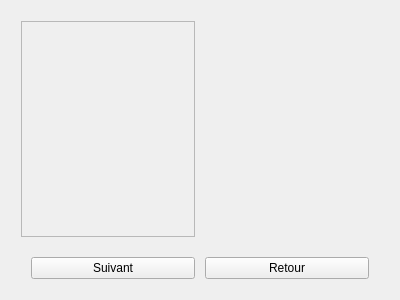
First picture: the form in app/view/forms/gamecharacters.ui, repository r0nd0ud0u/qt-rpg, before the edit.
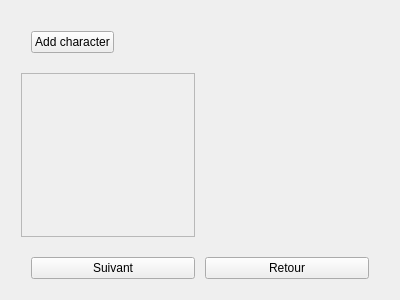
Second picture: the form after the edit. Custom widgets are drawn as their Qt base class.

Commit message:
154 add/remove characters on gamecharacters views (#158)
* update test

* add + remove button on hero/boss pages on CharacterWindow

* add const

```diff
--- a/app/view/forms/gamecharacters.ui
+++ b/app/view/forms/gamecharacters.ui
@@ -15,7 +15,7 @@
   </property>
   <layout class="QVBoxLayout" name="verticalLayout_3">
    <item>
-    <layout class="QVBoxLayout" name="verticalLayout" stretch="0,0">
+    <layout class="QVBoxLayout" name="verticalLayout" stretch="0,0,0">
      <property name="spacing">
       <number>10</number>
      </property>
@@ -31,6 +31,42 @@
      <property name="bottomMargin">
       <number>10</number>
      </property>
+     <item>
+      <layout class="QHBoxLayout" name="horizontalLayout_4">
+       <property name="leftMargin">
+        <number>10</number>
+       </property>
+       <property name="topMargin">
+        <number>10</number>
+       </property>
+       <property name="rightMargin">
+        <number>10</number>
+       </property>
+       <property name="bottomMargin">
+        <number>10</number>
+       </property>
+       <item>
+        <widget class="QPushButton" name="addCharaPushButton">
+         <property name="text">
+          <string>Add character</string>
+         </property>
+        </widget>
+       </item>
+       <item>
+        <spacer name="horizontalSpacer">
+         <property name="orientation">
+          <enum>Qt::Horizontal</enum>
+         </property>
+         <property name="sizeHint" stdset="0">
+          <size>
+           <width>40</width>
+           <height>20</height>
+          </size>
+         </property>
+        </spacer>
+       </item>
+      </layout>
+     </item>
      <item>
       <layout class="QHBoxLayout" name="horizontalLayout">
        <item>
@@ -43,8 +79,8 @@
            <rect>
             <x>0</x>
             <y>0</y>
-            <width>173</width>
-            <height>204</height>
+            <width>175</width>
+            <height>159</height>
            </rect>
           </property>
           <layout class="QVBoxLayout" name="verticalLayout_2"/>
```
The commit also changes 28 other files.
